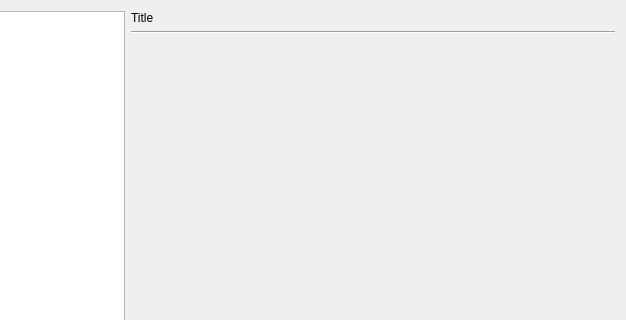
Above: src/cmplayer/ui/prefdialog.ui from bylee20/bomi before the change; both pictures show x 86 to 712 and y 0 to 320 of the 712 by 542 pixel window. Below: the same form after it.
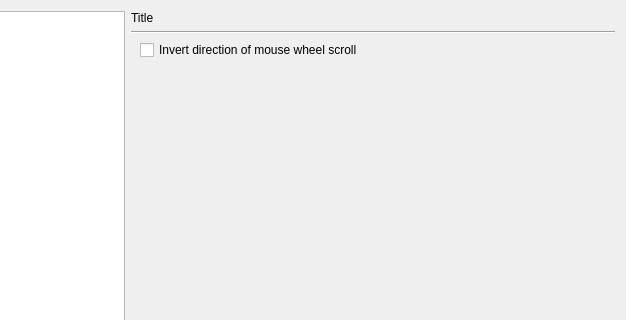
That is the form after the change. The open tabs and pages were chosen to show the change. Icons and pictures are not drawn. Custom widgets are drawn as their Qt base class.

Commit message:
* New: 'Invert direction of mouse wheel scroll' in mouse action tab of preferences
+ rename some variables of AppState to avoid of confliction with old version

The edit to the form file:
```diff
--- a/src/cmplayer/ui/prefdialog.ui
+++ b/src/cmplayer/ui/prefdialog.ui
@@ -2653,6 +2653,26 @@
          <item>
           <layout class="QVBoxLayout" name="ui_mouse_layout"/>
          </item>
+         <item>
+          <widget class="QCheckBox" name="ui_mouse_invert_wheel">
+           <property name="text">
+            <string>Invert direction of mouse wheel scroll</string>
+           </property>
+          </widget>
+         </item>
+         <item>
+          <spacer name="verticalSpacer_13">
+           <property name="orientation">
+            <enum>Qt::Vertical</enum>
+           </property>
+           <property name="sizeHint" stdset="0">
+            <size>
+             <width>20</width>
+             <height>40</height>
+            </size>
+           </property>
+          </spacer>
+         </item>
         </layout>
        </widget>
        <widget class="QWidget" name="ui_step">
```
Left out of the diff: 2 changed lines with no effect on the pictures. The commit also changes 12 other files.
